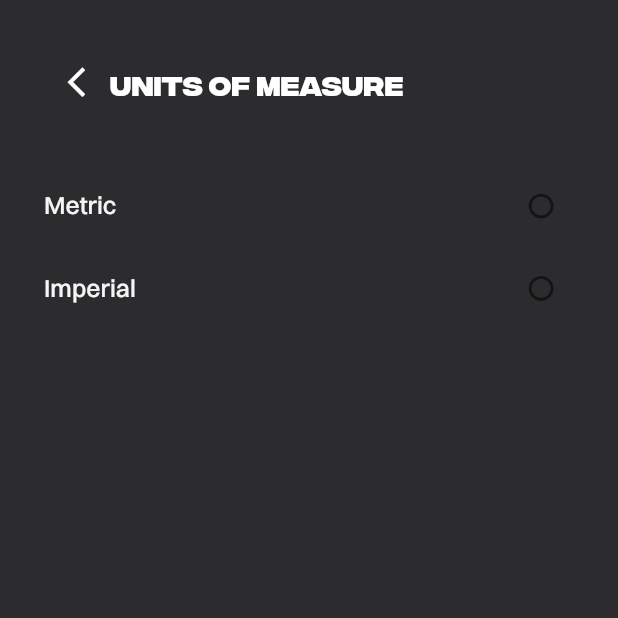
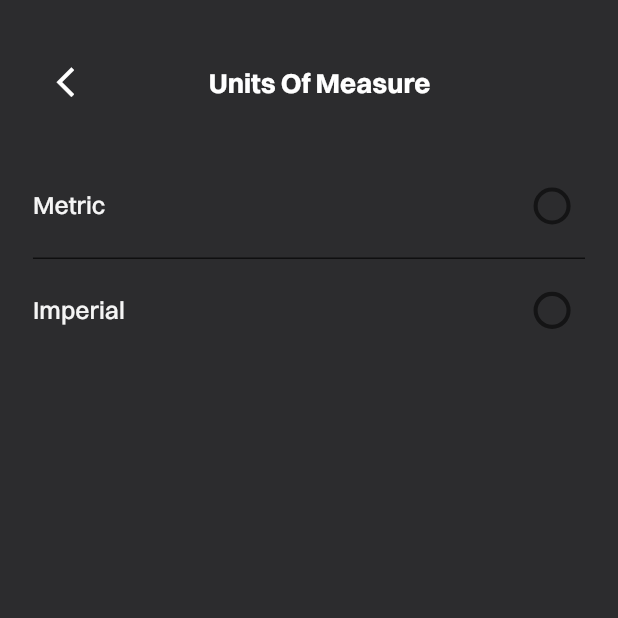
Before and after one commit to akramasoo/Clinic_Application, a Flutter app: the UnitsOfMeasure screen opened directly, on a phone screen of 412 x 824 dp, the top half of it. Run offline on Flutter 3.47's test engine with Material 2 defaults, Android fonts, the phone set to English and light mode, and no system bars; our stand-ins replace flutter_rating_bar, flutter_speed_dial, flutter_svg, get, otp_text_field and 3 more; missing offline and left inert: dart:ffi, rating_summary, scroll_app_bar; accounts and stored records are empty; project files that could hold a hidden picture were left out.

Commit message:
update setting

```diff
--- a/lib/View/Pages/choose_major/choose_major.dart
+++ b/lib/View/Pages/choose_major/choose_major.dart
@@ -7,7 +7,7 @@ import 'package:flutter/material.dart';
 import 'package:get/get.dart';
 import '../../../constatnt/color_app.dart';
 import '../../widget/choose_major/custom_choose_major.dart';
-import 'alert_dialog.dart';
+//import 'alert_dialog.dart';
 
 class ChooseMajor extends StatelessWidget {
   ChooseMajor({
--- a/lib/View/Pages/profile/setting_screen.dart
+++ b/lib/View/Pages/profile/setting_screen.dart
@@ -29,7 +29,7 @@ class SettingScreen extends StatelessWidget {
         body: SafeArea(
           child: Expanded(
             child: Padding(
-              padding: const EdgeInsets.all(10.0),
+              padding: const EdgeInsets.all(24.0),
               child: Column(
                 children: [
                   Container(
@@ -49,7 +49,7 @@ class SettingScreen extends StatelessWidget {
                         Align(
                           alignment: Alignment.center,
                           child: Text(
-                            "Setting",
+                            "Settings",
                             textAlign: TextAlign.center,
                             style: Styles.textStyle20Setting,
                           ),
@@ -106,7 +106,7 @@ class SettingScreen extends StatelessWidget {
                     height: 60,
                     child: InkWell(
                       onTap: () {
-                        Get.to(PrivacyPolicy());
+                        //  Get.to(PrivacyPolicy());
                       },
                       child: Row(
                         // mainAxisAlignment: MainAxisAlignment.spaceBetween,
--- a/lib/View/Pages/profile/unites_of_measure.dart
+++ b/lib/View/Pages/profile/unites_of_measure.dart
@@ -1,46 +1,51 @@
-// ignore_for_file: prefer_const_constructors, non_constant_identifier_names, avoid_types_as_parameter_names, sized_box_for_whitespace
+//import 'dart:js_util';
 
+import 'package:carehealth/View/Pages/profile/setting_screen.dart';
+//import 'package:carehealth/View/widget/drawer/drawer_list.dart';
 import 'package:flutter/material.dart';
 import 'package:get/get.dart';
 import '../../../constatnt/color_app.dart';
 import '../../../constatnt/font_app_styles.dart';
 import '../../../controller/radio_controller.dart';
 
-class UnitsOfMeasure extends GetView<RadioController> {
-  const UnitsOfMeasure({
+class UnitsOfMeasure extends StatelessWidget {
+  RadioController controller = Get.put(RadioController());
+
+  UnitsOfMeasure({
     Key? key,
   }) : super(key: key);
 
   @override
   Widget build(BuildContext context) {
-    Get.put(RadioController());
-
-    return GetBuilder<RadioController>(builder: (RadioController) {
     return Scaffold(
-        backgroundColor: Color(0xff2C2C2E),
+      backgroundColor: const Color(0xff2C2C2E),
       body: SafeArea(
         child: Padding(
-            padding: const EdgeInsets.symmetric(horizontal: 32.0),
+          padding: const EdgeInsets.symmetric(horizontal: 24.0),
           child: Column(
             children: [
               Container(
                 height: 120,
                 child: Row(
-                    //  mainAxisAlignment: MainAxisAlignment.center,
+                  // mainAxisAlignment: MainAxisAlignment.start,
                   children: [
                     IconButton(
-                          onPressed: () {},
-                          icon: Icon(Icons.arrow_back_ios_outlined,
-                              size: 26, color: Colors.white)),
-                      //SizedBox(width: 140,),
-                      Align(
-                        // alignment: Alignment.center,
-                        child: Text(
+                        onPressed: () {
+                          Get.to(const SettingScreen());
+                        },
+                        icon: const Icon(
+                          Icons.arrow_back_ios_outlined,
+                          size: 26,
+                          color: Colors.white,
+                        )),
+                    const SizedBox(
+                      width: 80,
+                    ),
+                    const Text(
                       "Units Of Measure",
                       textAlign: TextAlign.center,
                       style: Styles.textStyle20Setting,
                     ),
-                      )
                   ],
                 ),
               ),
@@ -50,42 +55,52 @@ class UnitsOfMeasure extends GetView<RadioController> {
                   onTap: () {},
                   child: Row(
                     children: [
-                        Text(
+                      const Text(
                         "Metric",
                         style: Styles.textStyle18,
                       ),
-                        Spacer(),
-                        Radio(
-                          value: "value",
-                          groupValue: RadioController.orderType,
+                      const Spacer(),
+                      Obx(() => Transform.scale(
+                            scale: 1.5,
+                            child: Radio(
+                              value: "Metric",
+                              groupValue: controller.selectorderType.value,
                               onChanged: (dynamic value) {
-                            RadioController.setOrderType(value = 0);
+                                controller.onChangeRadio(value);
+                                //  print(RadioController.setOrderType(value));
                               },
                               activeColor: ColorApp.radioButtom,
                             ),
+                          ))
                     ],
                   ),
                 ),
               ),
+              const Divider(color: Colors.black),
               Container(
                 height: 60,
                 child: InkWell(
                   onTap: () {},
                   child: Row(
                     children: [
-                        Text(
+                      const Text(
                         "Imperial",
                         style: Styles.textStyle18,
                       ),
-                        Spacer(),
-                        Radio(
-                          value: "value",
-                          groupValue: RadioController.orderType,
+                      const Spacer(),
+                      Obx(
+                        () => Transform.scale(
+                          scale: 1.5,
+                          child: Radio(
+                            value: "Imperial",
+                            groupValue: controller.selectorderType.value,
                             onChanged: (dynamic value) {
-                            RadioController.setOrderType(value = 1);
+                              controller.onChangeRadio(value);
                             },
                             activeColor: ColorApp.radioButtom,
                           ),
+                        ),
+                      )
                     ],
                   ),
                 ),
@@ -95,66 +110,90 @@ class UnitsOfMeasure extends GetView<RadioController> {
         ),
       ),
     );
-    });
   }
 }
 
+// import 'package:flutter/material.dart';
+// import 'package:get/get.dart';
 
+// import '../../../controller/radio_controller.dart';
 
+// class MyApp extends StatelessWidget {
+//   const MyApp({Key? key}) : super(key: key);
 
+//   // This widget is the root of your application.
+//   @override
+//   Widget build(BuildContext context) {
+//     Get.put(ButtonController());
+//     return MaterialApp(
+//         title: 'Flutter Demo',
+//         theme: ThemeData(
+//           primarySwatch: Colors.blue,
+//         ),
+//         home: Scaffold(
+//           body: SizedBox(
+//             height: 500,
+//             child: Column(
+//               mainAxisAlignment: MainAxisAlignment.center,
+//               children: const [
+//                 OrderTypeButton(
+//                     value: "take_away",
+//                     title: "Take away",
+//                     amount: 10,
+//                     isFree: true),
+//                 OrderTypeButton(
+//                     value: "home_delivery",
+//                     title: "Home delivery",
+//                     amount: 10,
+//                     isFree: false)
+//               ],
+//             ),
+//           ),
+//         ));
+//   }
+// }
 
+// class OrderTypeButton extends StatelessWidget {
+//   final String value;
+//   final String title;
+//   final double amount;
+//   final bool isFree;
 
+//   const OrderTypeButton(
+//       {required this.value,
+//       required this.title,
+//       required this.amount,
+//       required this.isFree});
 
-
-
-
-//
-//
-//
-//
-// Scaffold(
-// backgroundColor:Color(0xff2C2C2E),
-// body: SafeArea(
-// child: Column(
-// children: [
-//
-// Container(
-// child:      Row(
-// // mainAxisAlignment: MainAxisAlignment.spaceBetween,
-// children: [
-// IconButton(onPressed: (){},
-// icon: Icon(Icons.arrow_back_ios_outlined,size: 26,color: Colors.white,),),
-// SizedBox(width: 100,),
-// Text("Units of Measure",
-// textAlign: TextAlign.center,
-// style: Styles.textStyle20Setting,)
-// ],
-// ),
-// ),
-// Row(
-// children: [
-// Text("Metric",style: Styles.textStyle20Setting,),
-// Spacer(),
-// Radio(value: "male",
-// groupValue: "chose",
-// onChanged: (d){},
-// activeColor: Colors.green,
-// ),
-// ],
-// ),
-// Row(
-// children: [
-// Text("Imperial",style: Styles.textStyle20Setting,),
-// Spacer(),
-// Radio(value: "male",
-// groupValue: "chose",
-// onChanged: (d){},
-// activeColor: Colors.green,
-// ),
-// ],
-// ),
-// ],
-//
-// ),
-// ),
-// );
+//   @override
+//   Widget build(BuildContext context) {
+//     return GetBuilder<ButtonController>(
+//       builder: (buttonController) {
+//         return InkWell(
+//           onTap: () => buttonController.setOrderType(value),
+//           child: Row(
+//             children: [
+//               Radio(
+//                 value: value,
+//                 groupValue: buttonController.orderType,
+//                 materialTapTargetSize: MaterialTapTargetSize.shrinkWrap,
+//                 onChanged: (String? value) {
+//                   //buttonController.setOrderType(value!);
+//                 },
+//                 activeColor: Theme.of(context).primaryColor,
+//               ),
+//               const SizedBox(width: 10),
+//               Text(
+//                 title,
+//               ),
+//               const SizedBox(width: 5),
+//               Text(
+//                 '(${(value == 'take_away' || isFree) ? 'free' : amount != -1 ? '\$${amount / 10}' : 'calculating'})',
+//               ),
+//             ],
+//           ),
+//         );
+//       },
+//     );
+//   }
+// }
--- a/lib/constatnt/font_app_styles.dart
+++ b/lib/constatnt/font_app_styles.dart
@@ -43,8 +43,15 @@ abstract class Styles {
     fontSize: 20,
     fontWeight: FontWeight.w700,
     fontStyle: FontStyle.normal,
-    fontFamily: "DEMO",
+    fontFamily: "Switzer",
     color: Colors.white,
+  );
+  static const textStyle20Settingcolor = TextStyle(
+    fontSize: 24,
+    fontWeight: FontWeight.w700,
+    fontStyle: FontStyle.normal,
+    fontFamily: "Switzer",
+    color: Colors.black,
   );
   static const textStyle22 = TextStyle(
     fontSize: 20,
@@ -60,6 +67,7 @@ abstract class Styles {
       fontStyle: FontStyle.normal,
       fontFamily: 'Switzer',
       color: ColorApp.backgroundWhaitColor);
+
   static const textStyle18black = TextStyle(
       fontSize: 18,
       fontWeight: FontWeight.w500,
@@ -68,10 +76,17 @@ abstract class Styles {
       color: Colors.black);
 
   static const textStyleprivacy = TextStyle(
+    fontSize: 16,
+    fontWeight: FontWeight.w500,
+    fontFamily: 'Switzer',
+    color: Colors.grey,
+    height: 2,
+  );
+  static const textStyleprivacycolor = TextStyle(
     fontSize: 15,
     fontWeight: FontWeight.normal,
     fontFamily: 'Switzer',
-    color: ColorApp.backgroundWhaitColor,
+    color: Color(0xFFD0FD3E),
     height: 2,
   );
   static const textStyleGrey = TextStyle(
--- a/lib/controller/radio_controller.dart
+++ b/lib/controller/radio_controller.dart
@@ -1,6 +1,7 @@
 // ignore_for_file: prefer_typing_uninitialized_variables
 
 import 'package:get/get.dart';
+// import 'package:ycom/models/report.dart';
 
 // abstract class SettingController extends GetxController{
 //
@@ -22,12 +23,12 @@ import 'package:get/get.dart';
 //
 // }
 
-class RadioController extends GetxController {
-  var orderType;
-  bool? checked;
+class RadioController1 extends GetxController {
+  String? orderType;
+  //bool? checked;
   // var isSelected =true;
 
-  void setOrderType(type) {
+  setOrderType(String type) {
     orderType = type;
     update();
   }
@@ -40,3 +41,34 @@ class NotificationsController extends GetxController {
     update();
   }
 }
+
+// class ReportController extends GetxController {
+//   var report = Report().obs;
+//   List<String> period = ["evening", "morning"];
+
+//   void set selectedPeriod(String selectedPeriod) {
+//     report.update((report) {
+//       report.selectedPeriod = selectedPeriod;
+//     });
+//   }
+
+//   String get selectedPeriod => report.value.selectedPeriod;
+// }
+
+// class ButtonController extends GetxController {
+//   String _orderType = 'home_delivery';
+//   String get orderType => _orderType;
+//   void setOrderType(String type) {
+//     _orderType = type;
+//     print("The order type is " + _orderType);
+//     update();
+//   }
+// }
+
+class RadioController extends GetxController {
+  var selectorderType = "".obs;
+
+  onChangeRadio(var unites) {
+    selectorderType.value = unites;
+  }
+}
```
Also changed, not shown: lib/View/Pages/profile/notifications.dart (+19 -7 lines), lib/View/Pages/profile/privacy_policy.dart (+46 -17 lines), lib/View/Pages/profile/profile.dart (+10 -2 lines). Lines whose indentation alone changed are shown as unchanged.
